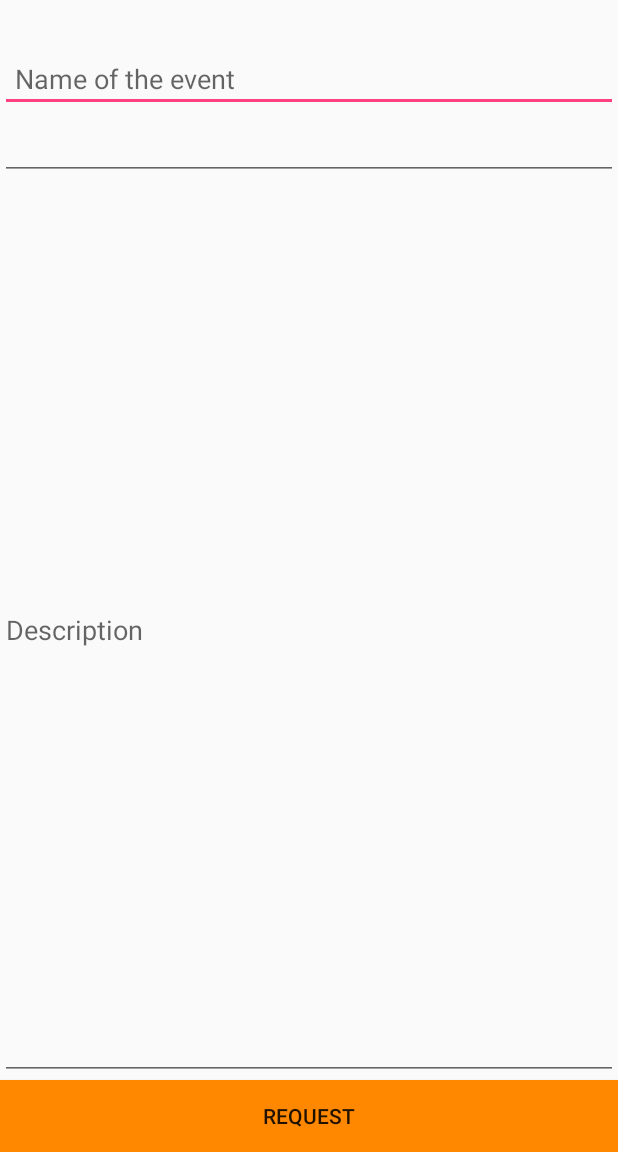
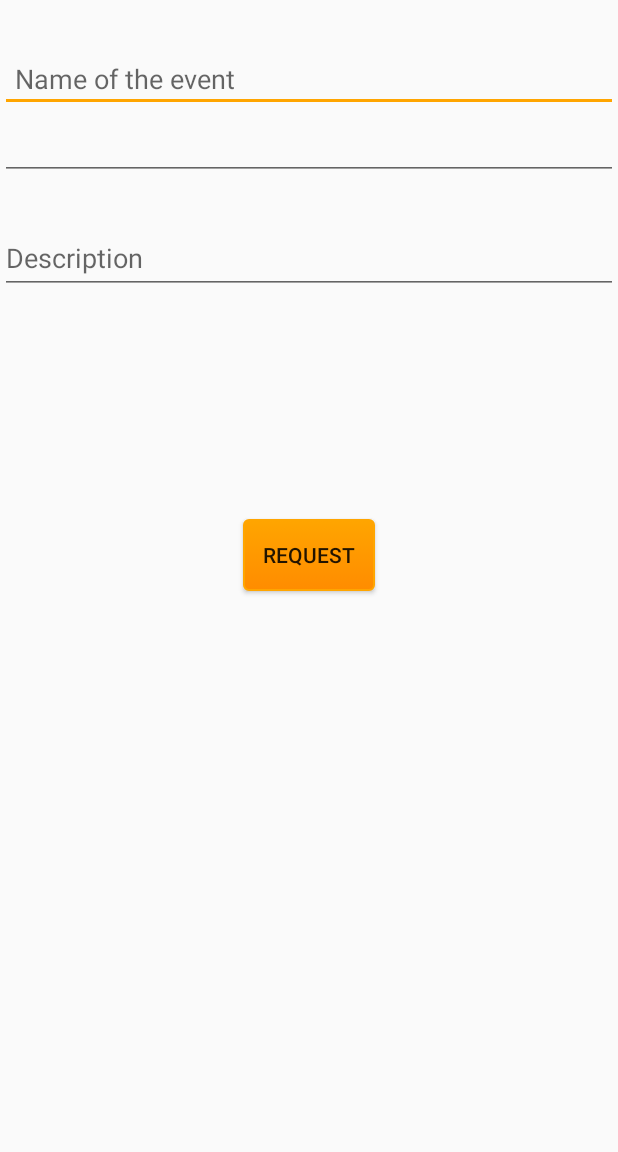
Before and after one commit to mmoshf17/TicketApp, an Android app: the RequestActivity screen opened directly, with no data from a screen before it, on a phone screen of 412 x 824 dp, the part 84-1236 px from its top. Run offline under Robolectric (Android 15) with nearby library versions, the phone set to English and light mode, and no system bars.

Commit message:
additional design stuff

```diff
--- a/app/src/main/java/com/example/gvida/ticketapp2/RequestActivity.java
+++ b/app/src/main/java/com/example/gvida/ticketapp2/RequestActivity.java
@@ -25,6 +25,8 @@ import android.widget.Toast;
 
 public class RequestActivity extends AppCompatActivity
 {
+
+    Button requestButton;
 
     //this is for the side menu
     private DrawerLayout drawerLayout;
@@ -55,6 +57,12 @@ public class RequestActivity extends AppCompatActivity
             }
         };
 
+        requestButton = findViewById(R.id.request_button_in_request_page);
+        requestButton.setOnClickListener(e -> {
+            Toast.makeText(getApplicationContext(), "this button is pressed", Toast.LENGTH_SHORT).show();
+        });
+
+        //drawer layout
         drawerLayout.addDrawerListener(mToggle);
         mToggle.syncState();
 
--- a/app/src/main/java/com/example/gvida/ticketapp2/SellActivity.java
+++ b/app/src/main/java/com/example/gvida/ticketapp2/SellActivity.java
@@ -15,4 +15,6 @@ public class SellActivity extends AppCompatActivity{
         super.onCreate(savedInstanceState);
         setContentView(R.layout.sell_activity);
 
+
+
     }}
--- /dev/null
+++ b/app/src/main/res/drawable/background.xml
@@ -0,0 +1,28 @@
+<?xml version="1.0" encoding="utf-8"?>
+<selector xmlns:android="http://schemas.android.com/apk/res/android">
+    <shape>
+        <solid android:color="@color/colorButtonDark"/>
+    </shape>
+    <item android:state_pressed="true" >
+        <shape android:shape="rectangle"  >
+            <corners android:radius="3dip" />
+            <stroke android:width="1dip" android:color="@color/colorButton" />
+            <gradient android:angle="-90" android:startColor="@color/colorButton" android:endColor="@color/colorButtonDark"  />
+        </shape>
+    </item>
+    <item android:state_focused="true">
+        <shape android:shape="rectangle"  >
+            <corners android:radius="3dip" />
+            <stroke android:width="1dip" android:color="@color/colorButton" />
+            <solid android:color="@color/colorButtonDark"/>
+        </shape>
+    </item>
+    <item >
+        <shape android:shape="rectangle"  >
+            <corners android:radius="3dip" />
+            <stroke android:width="1dip" android:color="@color/colorButton" />
+            <gradient android:angle="-90" android:startColor="@color/colorButton" android:endColor="@color/colorButtonDark" />
+        </shape>
+    </item>
+
+</selector>
--- /dev/null
+++ b/app/src/main/res/drawable/ripple.xml
@@ -0,0 +1,8 @@
+<?xml version="1.0" encoding="utf-8"?>
+<ripple xmlns:android="http://schemas.android.com/apk/res/android"
+    android:color="@android:color/black">
+
+    <item android:drawable="@drawable/background">
+
+    </item>
+</ripple>
--- a/app/src/main/res/layout/request_activity.xml
+++ b/app/src/main/res/layout/request_activity.xml
@@ -34,26 +34,45 @@
             android:layout_width="match_parent"
             android:layout_height="wrap_content"
             android:ems="10"
-            android:inputType="date" />
+            android:inputType="date"
+            />
 
-        <EditText
-            android:id="@+id/editText3"
+        <android.support.v4.widget.Space
+            android:layout_width="match_parent"
+            android:layout_height="20dp" />
+
+        <android.support.design.widget.TextInputLayout
+            android:id="@+id/text_input_layout"
             android:layout_width="match_parent"
             android:layout_height="wrap_content"
-            android:ems="10"
             android:hint="@string/description"
-            android:inputType="textMultiLine"
-            android:selectAllOnFocus="false"
-            android:singleLine="false"
-            android:layout_weight="1"/>
+            android:theme="@style/AppTheme">
+            <EditText
+                android:id="@+id/editText3"
+                android:layout_width="match_parent"
+                android:layout_height="wrap_content"
+                android:ems="10"
+                android:inputType="textMultiLine"
+                android:selectAllOnFocus="false"
+                android:singleLine="false">
+            </EditText>
+
+        </android.support.design.widget.TextInputLayout>
+
+
+        <android.support.v4.widget.Space
+            android:layout_width="match_parent"
+            android:layout_height="150dp"/>
 
         <Button
-            android:id="@+id/button3"
-            android:layout_width="match_parent"
+            android:id="@+id/request_button_in_request_page"
+            android:layout_width="wrap_content"
             android:layout_height="wrap_content"
-            android:background="@android:color/holo_orange_dark"
+            android:background="@drawable/ripple"
             android:baselineAligned="false"
             android:text="@string/Request_button"
+            android:layout_gravity="center"
+
             />
 
 
--- a/app/src/main/res/layout/sell_activity.xml
+++ b/app/src/main/res/layout/sell_activity.xml
@@ -2,6 +2,7 @@
 <LinearLayout xmlns:android="http://schemas.android.com/apk/res/android"
     android:layout_width="match_parent"
     android:layout_height="match_parent"
+    xmlns:app="http://schemas.android.com/apk/res-auto"
     android:orientation="vertical">
 
     <TextView
@@ -50,6 +51,8 @@
             android:text="@string/auction_bid" />
     </LinearLayout>
 
+
+
     <Button
         android:id="@+id/button"
         android:layout_width="match_parent"
--- a/app/src/main/res/menu/navigation_menu.xml
+++ b/app/src/main/res/menu/navigation_menu.xml
@@ -2,29 +2,28 @@
 <menu xmlns:android="http://schemas.android.com/apk/res/android"
     android:id="@+id/navigation_menu">
 
-    Icons for the side bar
     <group android:checkableBehavior="single">
 
         <item android:id="@+id/Home"
             android:icon="@drawable/ic_main_menu"
-            android:title="Home"/>
+            android:title="@string/home"/>
 
         <item android:id="@+id/Account"
             android:icon="@drawable/ic_action_account_settings"
-            android:title="Account settings"
+            android:title="@string/account_settings"
             />
 
         <item android:id="@+id/request_your_ticket"
             android:icon="@drawable/ic_send_request_for_ticket"
-            android:title="Request your ticket"/>
+            android:title="@string/Request_button"/>
 
         <item android:id="@+id/Sell_your_ticket"
             android:icon="@drawable/ic_sell_your_ticket"
-            android:title="Sell your ticket"/>
+            android:title="@string/Upload_button"/>
 
         <item android:id="@+id/Settings"
             android:icon="@drawable/ic_access_your_settings"
-            android:title="Settings"/>
+            android:title="@string/settings"/>
     </group>
 
 
--- a/app/src/main/res/values/colors.xml
+++ b/app/src/main/res/values/colors.xml
@@ -3,4 +3,6 @@
     <color name="colorPrimary">#3f51b5</color>
     <color name="colorPrimaryDark">#303F9F</color>
     <color name="colorAccent">#FF4081</color>
+    <color name="colorButton">#FFA500</color>
+    <color name="colorButtonDark">#FF8C00</color>
 </resources>
--- a/app/src/main/res/values/strings.xml
+++ b/app/src/main/res/values/strings.xml
@@ -46,6 +46,11 @@
     <string name="buy_it_now">Buy it now</string>
     <string name="sell_button">Sell</string>
 
+    //items for the menu
+    <string name="search_icon">Search Icon</string>
+    <string name="home">Home</string>
+    <string name="settings">Settings</string>
+    <string name="account_settings">Account settings</string>
 
     //nav_header
     <string name="my_header_title">My header title</string>
@@ -53,4 +58,7 @@
     //This is for the side menu
     <string name="open">Open</string>
     <string name="close">Close</string>
+
+    //request page
+    <string name="request_button_in_request_page">Request</string>
 </resources>
--- a/app/src/main/res/values/styles.xml
+++ b/app/src/main/res/values/styles.xml
@@ -5,7 +5,8 @@
         <!-- Customize your theme here. -->
         <item name="colorPrimary">@color/colorPrimary</item>
         <item name="colorPrimaryDark">@color/colorPrimaryDark</item>
-        <item name="colorAccent">@color/colorAccent</item>
+        <item name="colorAccent">@color/colorButton</item>
+
     </style>
 
 </resources>
```
